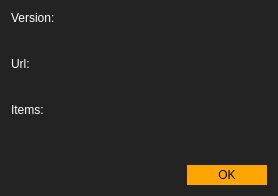
First picture: the form in infogeth.ui, repository Acria-Network/Acria-Oracle-Node-Qt, before the edit.
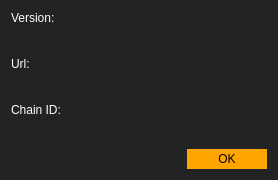
Second picture: the form after the edit. Icons and pictures are not drawn.

Diff of the .ui file:
```diff
--- a/infogeth.ui
+++ b/infogeth.ui
@@ -7,7 +7,7 @@
     <x>0</x>
     <y>0</y>
     <width>278</width>
-    <height>196</height>
+    <height>149</height>
    </rect>
   </property>
   <property name="windowTitle">
@@ -89,7 +89,7 @@
    <item>
     <widget class="QLabel" name="label_3">
      <property name="text">
-      <string>Items:</string>
+      <string>Chain ID:</string>
      </property>
     </widget>
    </item>
```
Left out of the diff: 2 changed lines with no effect on the pictures.
